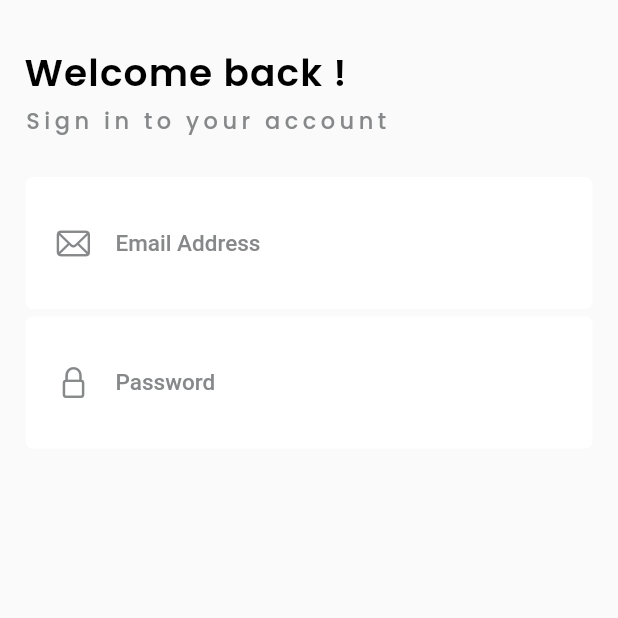
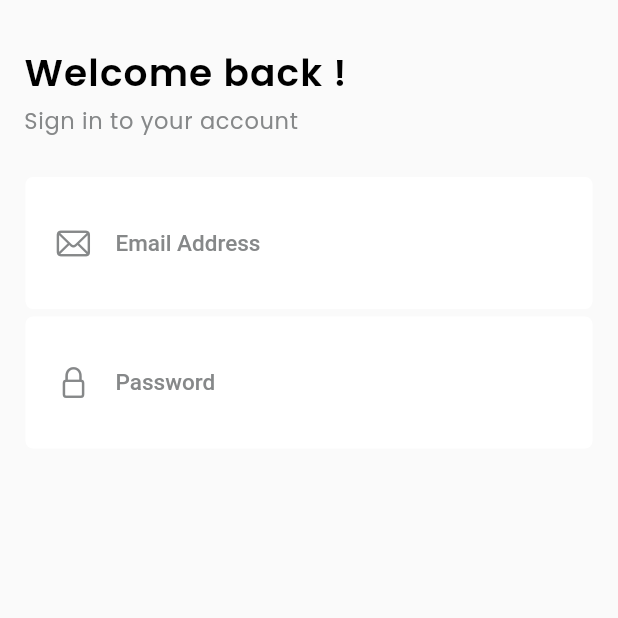
Before and after one commit to MArslan88/Big-Cart-Flutter, a Flutter app: the screen it shows after launch, on a phone screen of 412 x 824 dp, the top half of it. Run offline on Flutter 3.47's test engine with Material 2 defaults, Android fonts, the phone set to English and light mode, and no system bars; our stand-ins replace google_fonts.

Commit message:
login form

```diff
--- a/lib/screens/login/login_form.dart
+++ b/lib/screens/login/login_form.dart
@@ -12,7 +12,7 @@ class LoginForm extends StatelessWidget {
   Widget build(BuildContext context) {
     return Form(
       child: Container(
-        color: appGreyLight,
+        color: Color(0xF4F5F9),
         child: Column(
           crossAxisAlignment: CrossAxisAlignment.start,
           children: [
@@ -24,7 +24,7 @@ class LoginForm extends StatelessWidget {
               padding: EdgeInsets.only(left: 16, top: 2),
               child: Text(
                 "Sign in to your account",
-                style: heading3,
+                style: paragraph2,
               ),
             ),
             SizedBox(height: 21),
--- a/lib/widgets/email_authentication_field.dart
+++ b/lib/widgets/email_authentication_field.dart
@@ -18,7 +18,7 @@ class EmailAuthenticationField extends StatelessWidget {
         borderRadius: BorderRadius.circular(5),
       ),
       child: TextField(
-        style: const TextStyle(color: Colors.white, fontSize: 15),
+        style: const TextStyle(color: Colors.black, fontSize: 15),
         decoration: InputDecoration(
             icon: const Icon(
               CupertinoIcons.mail,
--- a/lib/widgets/password_authentication_field.dart
+++ b/lib/widgets/password_authentication_field.dart
@@ -18,7 +18,7 @@ class PasswordAuthenticationField extends StatelessWidget {
         borderRadius: BorderRadius.circular(5),
       ),
       child: TextField(
-        style: const TextStyle(color: Colors.white, fontSize: 15),
+        style: const TextStyle(color: Colors.black, fontSize: 15),
         decoration: InputDecoration(
             icon: const Icon(
               CupertinoIcons.lock,
```
